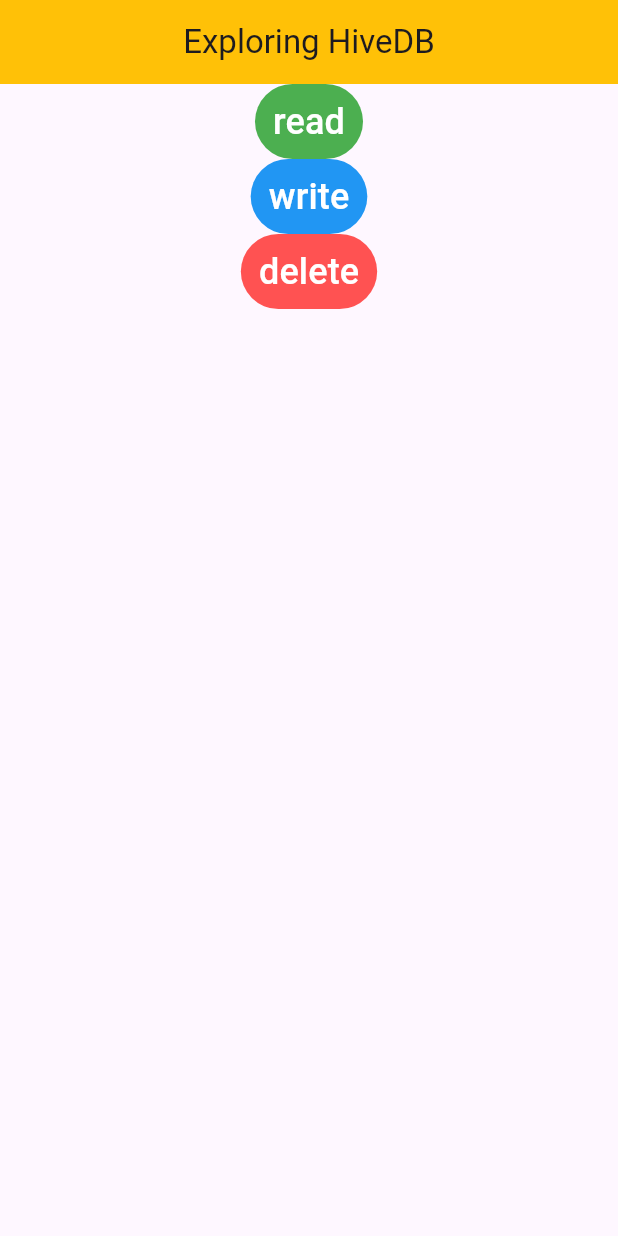
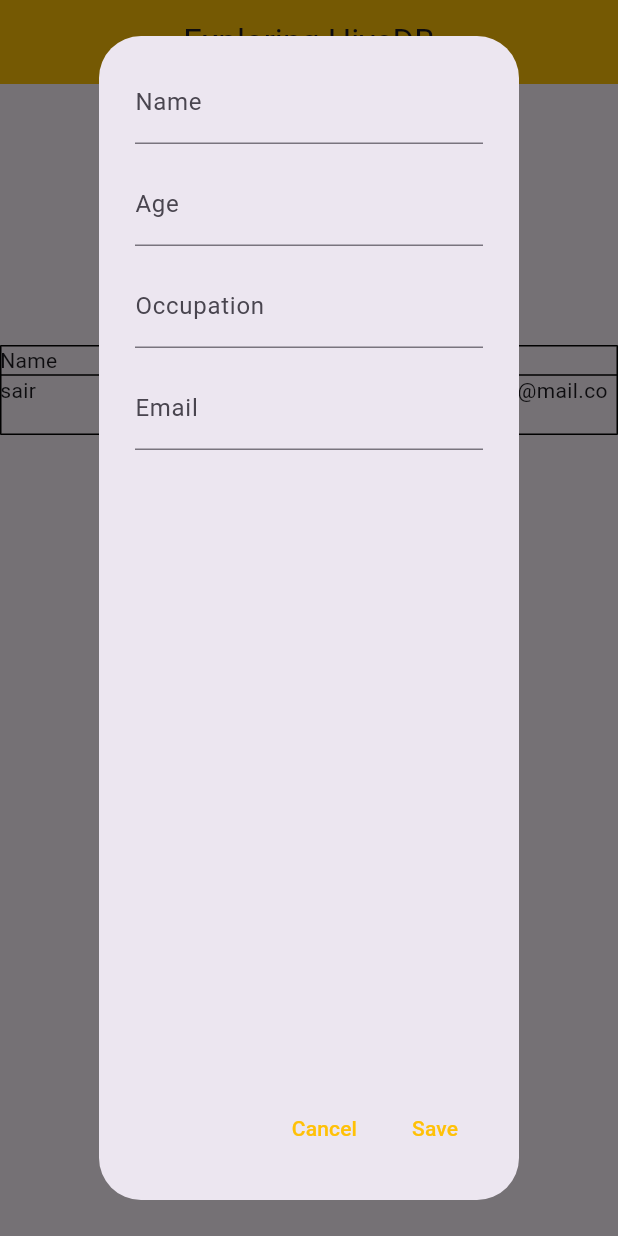
Before and after one commit to duevanofairuz/mobile-programming-tugas-2, a Flutter app: the screen it shows after launch, after a tap on "write", on a phone screen of 412 x 824 dp. Run offline on Flutter 3.47's test engine with Material 3 defaults, Android fonts, the phone set to English and light mode, and no system bars; our stand-ins replace hive, hive_flutter; accounts and stored records are empty.

Commit message:
done writing data to box, kurang mapping isi hivedb ke tabel

```diff
--- a/lib/main.dart
+++ b/lib/main.dart
@@ -32,20 +32,21 @@ class _HomeState extends State<Home> {
     // print(_box.get(1));
     // print(_box);
 
-    // final all = _box.toMap();
-    // print(all);
+    final all = _box.toMap();
+    print(all);
 
-    print(_box.get(1)?.name);
-    print(_box.get(1)?.age);
-    print(_box.get(1)?.occupation);
-    print(_box.get(1)?.email);
+    print(_box.get(0)?.name);
+    print(_box.get(0)?.age);
+    print(_box.get(0)?.occupation);
+    print(_box.get(0)?.email);
   }
 
-  void ngewrite(){
+  void ngewrite(String name, int age, String occupation, String email){
     // _box.put(1, "sairul");
     // _box.add("sairul");
-    final user = User(name: 'sairul', age: 21, occupation: 'student', email: "sairul@gmail.com");
-    _box.put(1, user);
+    // final user = User(name: 'sairul', age: 21, occupation: 'student', email: "sairul@gmail.com");
+    final user = User(name: name, age: age, occupation: occupation, email: email);
+    _box.add(user);
   }
 
   void ngedelete(){
@@ -78,7 +79,72 @@ class _HomeState extends State<Home> {
                 )
             ),
             TextButton(
-                onPressed: ngewrite,
+                onPressed: () {
+                  // ngewrite('sairul', 21, 'student', 'sairul@gmail.com');
+                  final nameController = TextEditingController(text: "");
+                  final ageController = TextEditingController(text: "");
+                  final occupationController = TextEditingController(text: "");
+                  final emailController = TextEditingController(text: "");
+                  showDialog(
+                    context: context,
+                    builder: (context){
+                      return AlertDialog(
+                        content: Column(
+                          children: [
+                            TextField(
+                              controller: nameController,
+                              decoration: InputDecoration(
+                                labelText: "Name"
+                              ),
+                            ),
+                            SizedBox(height: 12,),
+                            TextField(
+                              controller: ageController,
+                              decoration: InputDecoration(
+                                labelText: "Age"
+                              ),
+                            ),
+                            SizedBox(height: 12,),
+                            TextField(
+                              controller: occupationController,
+                              decoration: InputDecoration(
+                                labelText: "Occupation"
+                              ),
+                            ),
+                            SizedBox(height: 12,),
+                            TextField(
+                              controller: emailController,
+                              decoration: InputDecoration(
+                                labelText: "Email"
+                              ),
+                            ),
+                          ],
+                        ),
+                        actions: [
+                          TextButton(
+                            onPressed: () {
+                              Navigator.pop(context);
+                            },
+                            child: Text("Cancel", style: TextStyle(color: Colors.amber),),
+                          ),
+                          TextButton(
+                            onPressed: () {
+                              int age = int.parse(ageController.text);
+                              // onConfirm.call();
+                              ngewrite(
+                                  nameController.text,
+                                  age,
+                                  occupationController.text,
+                                  emailController.text);
+                              Navigator.pop(context);
+                            },
+                            child: Text("Save", style: TextStyle(color: Colors.amber),),
+                          ),
+                        ],
+                      );
+                    }
+                  );
+                },
                 style: TextButton.styleFrom(
                   backgroundColor: Colors.blue,
                 ),
@@ -103,6 +169,28 @@ class _HomeState extends State<Home> {
                   ),
                 )
             ),
+            SizedBox(height: 24,),
+            Table(
+              border: TableBorder.all(),
+              children: [
+                TableRow(
+                  children: [
+                    Text("Name"),
+                    Text("Age"),
+                    Text("Occupation"),
+                    Text("Email"),
+                  ]
+                ),
+                TableRow(
+                  children: [
+                    Text("sair"),
+                    Text("1"),
+                    Text("okupasi"),
+                    Text("Email@mail.com"),
+                  ]
+                )
+              ],
+            ),
           ],
         ),
       ),
--- /dev/null
+++ b/lib/temporary.dart
@@ -0,0 +1,109 @@
+import 'package:flutter/material.dart';
+import 'package:hive_flutter/adapters.dart';
+import 'user.dart';
+
+class Home extends StatefulWidget {
+  const Home({super.key});
+  @override
+  State<Home> createState() => _HomeState();
+}
+
+class _HomeState extends State<Home> {
+  late final Box<User> _box;
+
+  @override
+  void initState() {
+    super.initState();
+    _box = Hive.box<User>('boxing');
+  }
+
+  @override
+  Widget build(BuildContext context) {
+    return Scaffold(
+      appBar: AppBar(
+        title: const Center(child: Text("Exploring HiveDB")),
+        backgroundColor: Colors.amber,
+      ),
+      body: Padding(
+        padding: const EdgeInsets.all(16),
+        child: Column(
+          children: [
+            // ... tombol read/write/delete-mu di sini ...
+
+            const SizedBox(height: 24),
+
+            // DYNAMIC TABLE
+            Expanded(
+              child: ValueListenableBuilder<Box<User>>(
+                valueListenable: _box.listenable(),
+                builder: (context, box, _) {
+                  // jika kosong, tampilkan pesan
+                  if (box.isEmpty) {
+                    return const Center(child: Text("Box masih kosong"));
+                  }
+
+                  // ambil semua User sebagai List
+                  final users = box.values.toList();
+
+                  return SingleChildScrollView(
+                    scrollDirection: Axis.horizontal,
+                    child: Table(
+                      border: TableBorder.all(),
+                      defaultColumnWidth: const IntrinsicColumnWidth(),
+                      children: [
+                        // HEADER ROW
+                        const TableRow(
+                          decoration: BoxDecoration(color: Colors.grey),
+                          children: [
+                            Padding(
+                              padding: EdgeInsets.all(8),
+                              child: Text("Name", style: TextStyle(fontWeight: FontWeight.bold)),
+                            ),
+                            Padding(
+                              padding: EdgeInsets.all(8),
+                              child: Text("Age", style: TextStyle(fontWeight: FontWeight.bold)),
+                            ),
+                            Padding(
+                              padding: EdgeInsets.all(8),
+                              child: Text("Occupation", style: TextStyle(fontWeight: FontWeight.bold)),
+                            ),
+                            Padding(
+                              padding: EdgeInsets.all(8),
+                              child: Text("Email", style: TextStyle(fontWeight: FontWeight.bold)),
+                            ),
+                          ],
+                        ),
+                        // DATA ROWS
+                        for (var user in users)
+                          TableRow(
+                            children: [
+                              Padding(
+                                padding: const EdgeInsets.all(8),
+                                child: Text(user.name),
+                              ),
+                              Padding(
+                                padding: const EdgeInsets.all(8),
+                                child: Text(user.age.toString()),
+                              ),
+                              Padding(
+                                padding: const EdgeInsets.all(8),
+                                child: Text(user.occupation),
+                              ),
+                              Padding(
+                                padding: const EdgeInsets.all(8),
+                                child: Text(user.email),
+                              ),
+                            ],
+                          ),
+                      ],
+                    ),
+                  );
+                },
+              ),
+            ),
+          ],
+        ),
+      ),
+    );
+  }
+}
```
